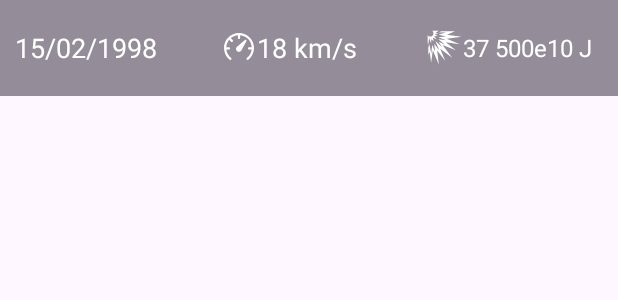
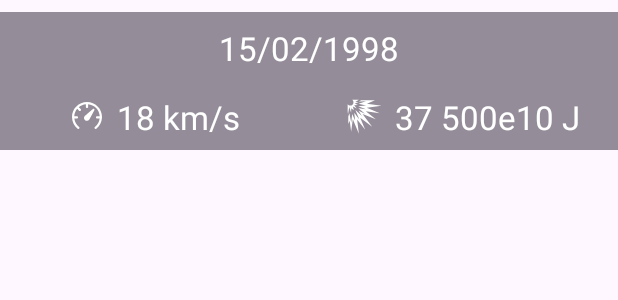
Before and after one commit to Black4rrow/TP_Espace, an Android app: the layout fireball_item_layout.xml on its own in the app's theme, with its tools: preview values and no code run, on a phone screen of 412 x 824 dp. Shown: the top 300 px of the screen. Run offline under Robolectric (Android 15) with nearby library versions, the phone set to English and light mode, and no system bars.

Commit message:
amélioration affichage + pagination

```diff
--- a/app/src/main/java/com/example/tp_mobile/MainActivity.kt
+++ b/app/src/main/java/com/example/tp_mobile/MainActivity.kt
@@ -11,7 +11,7 @@ import com.example.tp_mobile.views.FireballNavigationControllerActivity
 
 class MainActivity : AppCompatActivity() {
 
-    private lateinit var binding : ActivityMainBinding
+    private lateinit var binding: ActivityMainBinding
 
     override fun onCreate(savedInstanceState: Bundle?) {
         super.onCreate(savedInstanceState)
--- a/app/src/main/java/com/example/tp_mobile/SplashScreen.kt
+++ b/app/src/main/java/com/example/tp_mobile/SplashScreen.kt
@@ -2,12 +2,12 @@ package com.example.tp_mobile
 
 import android.content.Intent
 import android.os.Bundle
+import android.os.Handler
+import android.os.Looper
 import androidx.activity.enableEdgeToEdge
 import androidx.appcompat.app.AppCompatActivity
 import androidx.core.view.ViewCompat
 import androidx.core.view.WindowInsetsCompat
-import android.os.Handler
-import android.os.Looper
 
 class SplashScreen : AppCompatActivity() {
 
--- a/app/src/main/java/com/example/tp_mobile/model/domain/FireballRepository.kt
+++ b/app/src/main/java/com/example/tp_mobile/model/domain/FireballRepository.kt
@@ -1,12 +1,9 @@
 package com.example.tp_mobile.model.domain
 
 import com.example.example.Fireball
-import com.example.example.FireballApiResponse
 import com.example.tp_mobile.model.domain.api.FireballApiController
 import kotlinx.coroutines.flow.Flow
-import kotlinx.coroutines.flow.collect
 import kotlinx.coroutines.flow.flow
-import retrofit2.Response
 
 
 object FireballRepository {
--- a/app/src/main/java/com/example/tp_mobile/model/domain/api/FireballApiController.kt
+++ b/app/src/main/java/com/example/tp_mobile/model/domain/api/FireballApiController.kt
@@ -11,7 +11,8 @@ import java.util.concurrent.TimeUnit
 
 object FireballApiController {
 
-    private val BASE_URL = "https://data.opendatasoft.com/api/explore/v2.1/catalog/datasets/nasa-fireball-and-bolide-reports@datastro/"
+    private val BASE_URL =
+        "https://data.opendatasoft.com/api/explore/v2.1/catalog/datasets/nasa-fireball-and-bolide-reports@datastro/"
 
     private val json = Json { ignoreUnknownKeys = true }
 
--- a/app/src/main/java/com/example/tp_mobile/views/FireballNavigationControllerActivity.kt
+++ b/app/src/main/java/com/example/tp_mobile/views/FireballNavigationControllerActivity.kt
@@ -32,7 +32,10 @@ class FireballNavigationControllerActivity : AppCompatActivity() {
         viewModel = ViewModelProvider(this)[FireballListViewModel::class.java]
 
 
-        fragmentTransaction.replace(R.id.fireballFragmentContainer, FireballSectionFragment.newInstance())
+        fragmentTransaction.replace(
+            R.id.fireballFragmentContainer,
+            FireballSectionFragment.newInstance()
+        )
         fragmentTransaction.commit()
 
     }
--- a/app/src/main/java/com/example/tp_mobile/views/fireball/FireballMapFragment.kt
+++ b/app/src/main/java/com/example/tp_mobile/views/fireball/FireballMapFragment.kt
@@ -1,15 +1,12 @@
 package com.example.tp_mobile.views.fireball
-
-import androidx.fragment.app.Fragment
 
 import android.os.Bundle
 import android.view.LayoutInflater
 import android.view.View
 import android.view.ViewGroup
+import androidx.fragment.app.Fragment
 import com.example.tp_mobile.R
-
 import com.google.android.gms.maps.CameraUpdateFactory
-import com.google.android.gms.maps.GoogleMap
 import com.google.android.gms.maps.OnMapReadyCallback
 import com.google.android.gms.maps.SupportMapFragment
 import com.google.android.gms.maps.model.LatLng
--- a/app/src/main/java/com/example/tp_mobile/views/fireball/FireballViewModel.kt
+++ b/app/src/main/java/com/example/tp_mobile/views/fireball/FireballViewModel.kt
@@ -17,9 +17,7 @@ class FireballListViewModel : ViewModel() {
     private val _items = MutableLiveData<List<Fireball>>()
     val items: LiveData<List<Fireball>> get() = _items
 
-    var fireballsList : MutableList<Fireball> = emptyList<Fireball>().toMutableList()
-
-    var selectedFireball = MutableLiveData<Fireball>()
+    var fireballsList: MutableList<Fireball> = emptyList<Fireball>().toMutableList()
 
 
     fun fetchFireballData(limit: Int, offset: Int) {
--- a/app/src/main/res/layout/activity_fireball_navigation_controller.xml
+++ b/app/src/main/res/layout/activity_fireball_navigation_controller.xml
@@ -6,7 +6,7 @@
     android:layout_width="match_parent"
     android:layout_height="match_parent"
     tools:context=".views.FireballNavigationControllerActivity"
-    android:background="@drawable/space_background">
+    android:background="@color/main_bg">
 
     <androidx.fragment.app.FragmentContainerView
         android:id="@+id/fireballFragmentContainer"
--- a/app/src/main/res/layout/fireball_item_layout.xml
+++ b/app/src/main/res/layout/fireball_item_layout.xml
@@ -1,50 +1,66 @@
-<LinearLayout xmlns:android="http://schemas.android.com/apk/res/android"
+<androidx.constraintlayout.widget.ConstraintLayout xmlns:android="http://schemas.android.com/apk/res/android"
+    xmlns:app="http://schemas.android.com/apk/res-auto"
     android:orientation="horizontal"
     android:layout_width="match_parent"
-    android:layout_height="64dp"
-    android:paddingTop="12dp"
-    android:paddingBottom="12dp"
-    android:background="@color/item_bg">
+    android:layout_height="92dp"
+    android:background="@color/item_bg"
+    android:layout_marginTop="8dp"
+    android:layout_marginBottom="8dp">
 
     <TextView
         android:id="@+id/date"
         android:layout_width="0dp"
-        android:layout_height="match_parent"
+        android:layout_height="48dp"
         android:textColor="@color/white"
         android:layout_weight="1"
         android:layout_marginHorizontal="10dp"
-        android:textSize="18sp"
-        android:gravity="center_vertical"
-        android:text="15/02/1998"/>
+        android:textSize="22sp"
+        android:gravity="center"
+        android:text="15/02/1998"
+        app:layout_constraintStart_toStartOf="parent"
+        app:layout_constraintEnd_toEndOf="parent"
+        app:layout_constraintTop_toTopOf="parent" />
+
+
 
     <LinearLayout
+        android:id="@+id/speed_layout"
         android:layout_width="0dp"
-        android:layout_height="match_parent"
-        android:layout_weight="1"
+        android:layout_height="0dp"
         android:layout_marginHorizontal="10dp"
-        android:gravity="center_vertical">
+        android:gravity="center"
+        app:layout_constraintStart_toStartOf="parent"
+        app:layout_constraintEnd_toStartOf="@id/power_layout"
+        app:layout_constraintTop_toBottomOf="@id/date"
+        app:layout_constraintBottom_toBottomOf="parent">
 
         <ImageView
             android:id="@+id/speed_icon"
             android:layout_width="wrap_content"
             android:layout_height="wrap_content"
-            android:src="@drawable/speed_icon"/>
+            android:src="@drawable/speed_icon"
+            />
 
         <TextView
             android:id="@+id/speed_text"
             android:layout_width="wrap_content"
             android:layout_height="wrap_content"
             android:textColor="@color/white"
-            android:textSize="18sp"
-            android:text="18 km/s"/>
+            android:textSize="22sp"
+            android:text="18 km/s"
+            android:layout_marginStart="8dp"/>
     </LinearLayout>
 
     <LinearLayout
+        android:id="@+id/power_layout"
         android:layout_width="0dp"
-        android:layout_height="match_parent"
-        android:layout_weight="1"
+        android:layout_height="0dp"
         android:layout_marginHorizontal="10dp"
-        android:gravity="center_vertical">
+        android:gravity="center"
+        app:layout_constraintStart_toEndOf="@id/speed_layout"
+        app:layout_constraintEnd_toEndOf="parent"
+        app:layout_constraintTop_toBottomOf="@id/date"
+        app:layout_constraintBottom_toBottomOf="parent">
 
         <ImageView
             android:id="@+id/power_icon"
@@ -57,8 +73,9 @@
             android:layout_width="wrap_content"
             android:layout_height="wrap_content"
             android:textColor="@color/white"
-            android:textSize="16sp"
-            android:text="37 500e10 J"/>
+            android:textSize="22sp"
+            android:text="37 500e10 J"
+            android:layout_marginStart="8dp"/>
     </LinearLayout>
 
-</LinearLayout>
+</androidx.constraintlayout.widget.ConstraintLayout>
```
Also changed, not shown: app/src/main/java/com/example/tp_mobile/LoginActivity.kt (+7 -8 lines), app/src/main/java/com/example/tp_mobile/model/Fireball.kt (+5 -8 lines), app/src/main/java/com/example/tp_mobile/model/domain/api/FireballApiServices.kt (+5 -2 lines), app/src/main/java/com/example/tp_mobile/views/fireball/CustomFireballAdapter.kt (+21 -11 lines), app/src/main/java/com/example/tp_mobile/views/fireball/FireballListFragment.kt (+30 -24 lines), app/src/main/java/com/example/tp_mobile/views/fireball/FireballSectionFragment.kt (+4 -4 lines), app/src/main/java/com/example/tp_mobile/views/fireball/FireballViewFragment.kt (+8 -8 lines).
